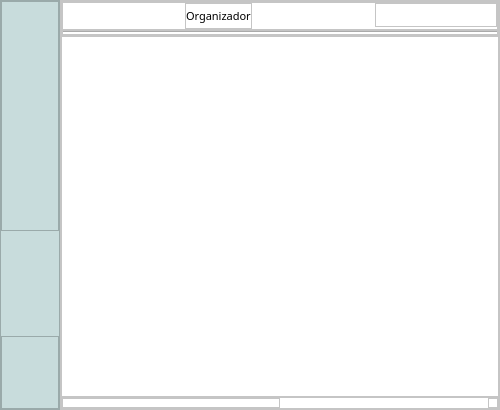
This is dependencias/interface.ui in grigio888/organizador as Qt 5 draws it before an edit. The edited form follows.
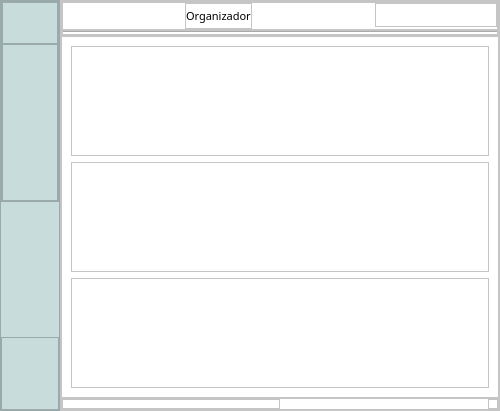
This is the edited form. Icons and pictures are not drawn.

Patch:
```diff
--- a/dependencias/interface.ui
+++ b/dependencias/interface.ui
@@ -7,7 +7,7 @@
     <x>0</x>
     <y>0</y>
     <width>500</width>
-    <height>410</height>
+    <height>411</height>
    </rect>
   </property>
   <property name="minimumSize">
@@ -74,17 +74,44 @@
        </property>
        <item alignment="Qt::AlignTop">
         <widget class="QFrame" name="a_menu_superior">
+         <property name="maximumSize">
+          <size>
+           <width>16777215</width>
+           <height>292</height>
+          </size>
+         </property>
          <property name="frameShape">
           <enum>QFrame::StyledPanel</enum>
          </property>
          <property name="frameShadow">
           <enum>QFrame::Raised</enum>
          </property>
-         <layout class="QVBoxLayout" name="verticalLayout_3">
+         <layout class="QVBoxLayout" name="verticalLayout_9">
           <property name="spacing">
-           <number>25</number>
+           <number>0</number>
           </property>
-          <item alignment="Qt::AlignVCenter">
+          <property name="leftMargin">
+           <number>0</number>
+          </property>
+          <property name="topMargin">
+           <number>0</number>
+          </property>
+          <property name="rightMargin">
+           <number>0</number>
+          </property>
+          <property name="bottomMargin">
+           <number>0</number>
+          </property>
+          <item>
+           <widget class="QFrame" name="a_slot_1">
+            <property name="frameShape">
+             <enum>QFrame::StyledPanel</enum>
+            </property>
+            <property name="frameShadow">
+             <enum>QFrame::Raised</enum>
+            </property>
+            <layout class="QHBoxLayout" name="horizontalLayout_5">
+             <item>
            <widget class="QPushButton" name="a_botao_home">
             <property name="toolTip">
              <string>&lt;html&gt;&lt;head/&gt;&lt;body&gt;&lt;p&gt;Home&lt;/p&gt;&lt;/body&gt;&lt;/html&gt;</string>
@@ -110,7 +137,40 @@
             </property>
            </widget>
           </item>
-          <item alignment="Qt::AlignHCenter">
+            </layout>
+           </widget>
+          </item>
+          <item>
+           <widget class="QFrame" name="b_slot_2">
+            <property name="maximumSize">
+             <size>
+              <width>16777215</width>
+              <height>200</height>
+             </size>
+            </property>
+            <property name="frameShape">
+             <enum>QFrame::StyledPanel</enum>
+            </property>
+            <property name="frameShadow">
+             <enum>QFrame::Raised</enum>
+            </property>
+            <layout class="QVBoxLayout" name="verticalLayout_3">
+             <property name="spacing">
+              <number>15</number>
+             </property>
+             <property name="leftMargin">
+              <number>0</number>
+             </property>
+             <property name="topMargin">
+              <number>7</number>
+             </property>
+             <property name="rightMargin">
+              <number>0</number>
+             </property>
+             <property name="bottomMargin">
+              <number>15</number>
+             </property>
+             <item>
            <widget class="QPushButton" name="b_botao_pedido">
             <property name="toolTip">
              <string>&lt;html&gt;&lt;head/&gt;&lt;body&gt;&lt;p&gt;Pedidos&lt;/p&gt;&lt;/body&gt;&lt;/html&gt;</string>
@@ -133,7 +193,7 @@
             </property>
            </widget>
           </item>
-          <item alignment="Qt::AlignHCenter">
+             <item>
            <widget class="QPushButton" name="c_botao_cliente">
             <property name="toolTip">
              <string>&lt;html&gt;&lt;head/&gt;&lt;body&gt;&lt;p&gt;Clientes&lt;/p&gt;&lt;/body&gt;&lt;/html&gt;</string>
@@ -156,7 +216,7 @@
             </property>
            </widget>
           </item>
-          <item>
+             <item alignment="Qt::AlignHCenter|Qt::AlignVCenter">
            <widget class="QPushButton" name="d_botao_item">
             <property name="toolTip">
              <string>&lt;html&gt;&lt;head/&gt;&lt;body&gt;&lt;p&gt;Itens&lt;/p&gt;&lt;/body&gt;&lt;/html&gt;</string>
@@ -179,8 +239,8 @@
             </property>
            </widget>
           </item>
-          <item>
-           <widget class="QPushButton" name="pushButton_4">
+             <item alignment="Qt::AlignHCenter|Qt::AlignVCenter">
+              <widget class="QPushButton" name="e_botao_relatorio">
             <property name="toolTip">
              <string>&lt;html&gt;&lt;head/&gt;&lt;body&gt;&lt;p&gt;Relatório&lt;/p&gt;&lt;/body&gt;&lt;/html&gt;</string>
             </property>
@@ -205,6 +265,9 @@
          </layout>
         </widget>
        </item>
+         </layout>
+        </widget>
+       </item>
        <item alignment="Qt::AlignBottom">
         <widget class="QFrame" name="b_menu_inferior">
          <property name="frameShape">
@@ -546,7 +609,53 @@
          <property name="frameShadow">
           <enum>QFrame::Raised</enum>
          </property>
-         <layout class="QVBoxLayout" name="verticalLayout_7"/>
+         <layout class="QVBoxLayout" name="verticalLayout_7">
+          <item>
+           <widget class="QFrame" name="frame">
+            <property name="frameShape">
+             <enum>QFrame::StyledPanel</enum>
+            </property>
+            <property name="frameShadow">
+             <enum>QFrame::Raised</enum>
+            </property>
+           </widget>
+          </item>
+          <item>
+           <widget class="QFrame" name="frame_3">
+            <property name="frameShape">
+             <enum>QFrame::StyledPanel</enum>
+            </property>
+            <property name="frameShadow">
+             <enum>QFrame::Raised</enum>
+            </property>
+            <layout class="QHBoxLayout" name="horizontalLayout_7">
+             <item>
+              <widget class="QLabel" name="imagem">
+               <property name="text">
+                <string/>
+               </property>
+               <property name="pixmap">
+                <pixmap>../side/logo.png</pixmap>
+               </property>
+               <property name="alignment">
+                <set>Qt::AlignCenter</set>
+               </property>
+              </widget>
+             </item>
+            </layout>
+           </widget>
+          </item>
+          <item>
+           <widget class="QFrame" name="frame_2">
+            <property name="frameShape">
+             <enum>QFrame::StyledPanel</enum>
+            </property>
+            <property name="frameShadow">
+             <enum>QFrame::Raised</enum>
+            </property>
+           </widget>
+          </item>
+         </layout>
         </widget>
        </item>
        <item alignment="Qt::AlignBottom">
```
Lines whose indentation alone changed are shown as unchanged.
